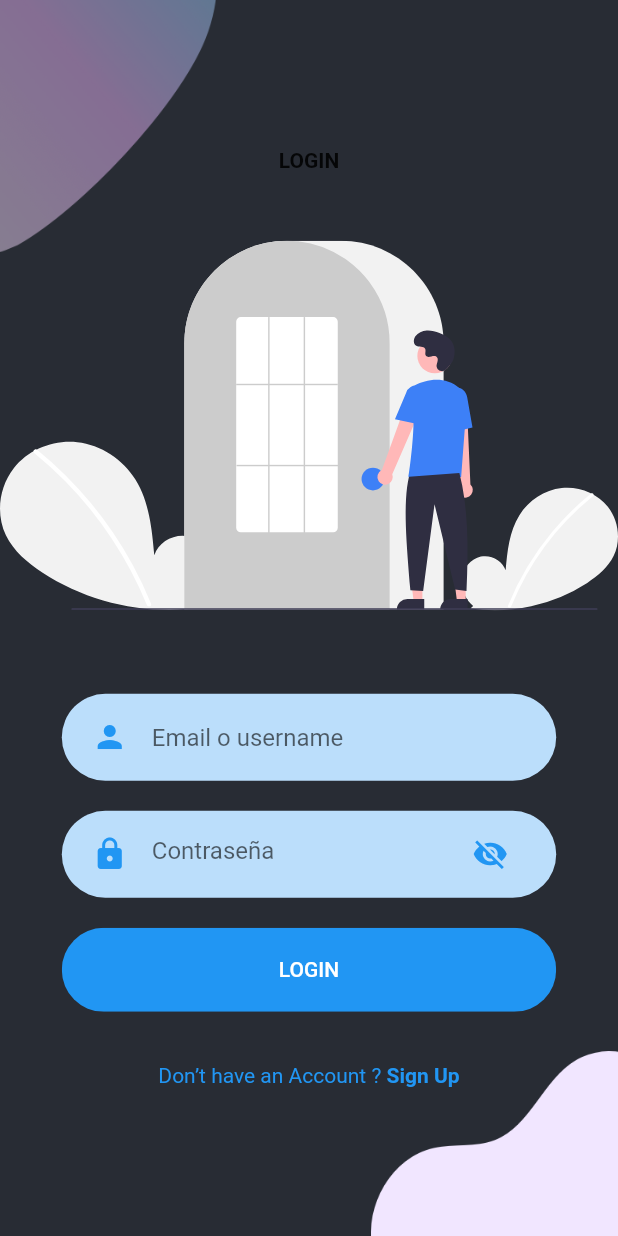
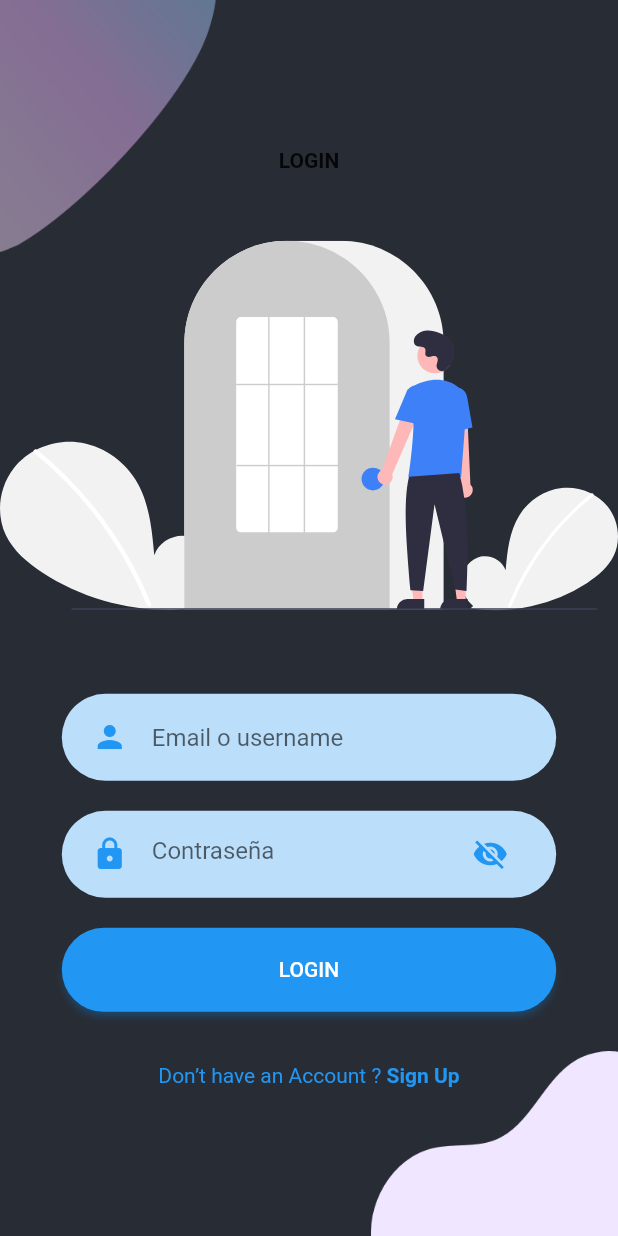
Before and after one commit to jantoniozandate/itl-status-b, a Flutter app: the screen it shows after launch, after a tap on "LOGIN", on a phone screen of 412 x 824 dp. Run offline on Flutter 3.47's test engine with Material 2 defaults, Android fonts, the phone set to English and light mode, and no system bars; our stand-ins replace firebase_messaging, fl_chart, flutter_dotenv, flutter_secure_storage, flutter_svg, flutter_swiper and 3 more; missing offline and left inert: asn1lib, flutter_page_indicator, pointycastle; accounts and stored records are empty.

Commit message:
updated styles

```diff
--- a/lib/src/components/roudedbutton.component.dart
+++ b/lib/src/components/roudedbutton.component.dart
@@ -4,11 +4,13 @@ class RoundedButton extends StatelessWidget {
   final String text;
   final Function press;
   final Color color, textColor;
+  final bool disabled;
   const RoundedButton(
       {Key key,
       this.text,
       this.press,
       this.color = Colors.blue,
+      this.disabled = false,
       this.textColor = Colors.white})
       : super(key: key);
 
@@ -18,15 +20,21 @@ class RoundedButton extends StatelessWidget {
     return Container(
       margin: EdgeInsets.symmetric(vertical: 10),
       width: size.width * 0.8,
-      child: ClipRRect(
-        borderRadius: BorderRadius.circular(29),
-        child: FlatButton(
-          padding: EdgeInsets.symmetric(vertical: 20, horizontal: 40),
-          color: this.color,
-          onPressed: this.press,
+      child: /* ClipRRect(
+        borderRadius: BorderRadius.circular(30),
+        child: */ TextButton(
+          style: TextButton.styleFrom(
+            backgroundColor: this.color,
+            shape: RoundedRectangleBorder(borderRadius: BorderRadius.circular(30)),
+            padding: EdgeInsets.all(20),
+            elevation: 2,
+            shadowColor: this.color,
+            // side: BorderSide(color: Colors.white, width: 1)
+          ),
+          onPressed: this.disabled ? null : this.press,
           child: Text(this.text, style: TextStyle(color: this.textColor)),
         ),
-      ),
+      // ),
     );
   }
 }
```
